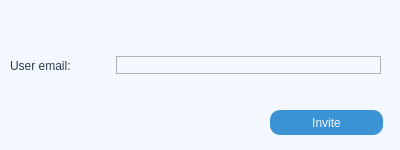
Above: uis/invite_dialog.ui from pavdmit/sl before the change. Below: the same form after it.
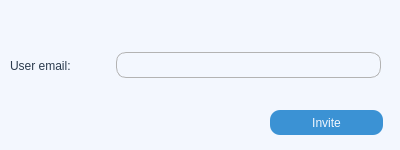
That is the form after the change.

Patch:
```diff
--- a/uis/invite_dialog.ui
+++ b/uis/invite_dialog.ui
@@ -111,6 +111,12 @@
      </item>
      <item>
       <widget class="QLineEdit" name="email_input">
+       <property name="minimumSize">
+        <size>
+         <width>0</width>
+         <height>26</height>
+        </size>
+       </property>
        <property name="styleSheet">
         <string notr="true">QLineEdit {
 	border: 1px solid rgb(179, 179, 179);
```
